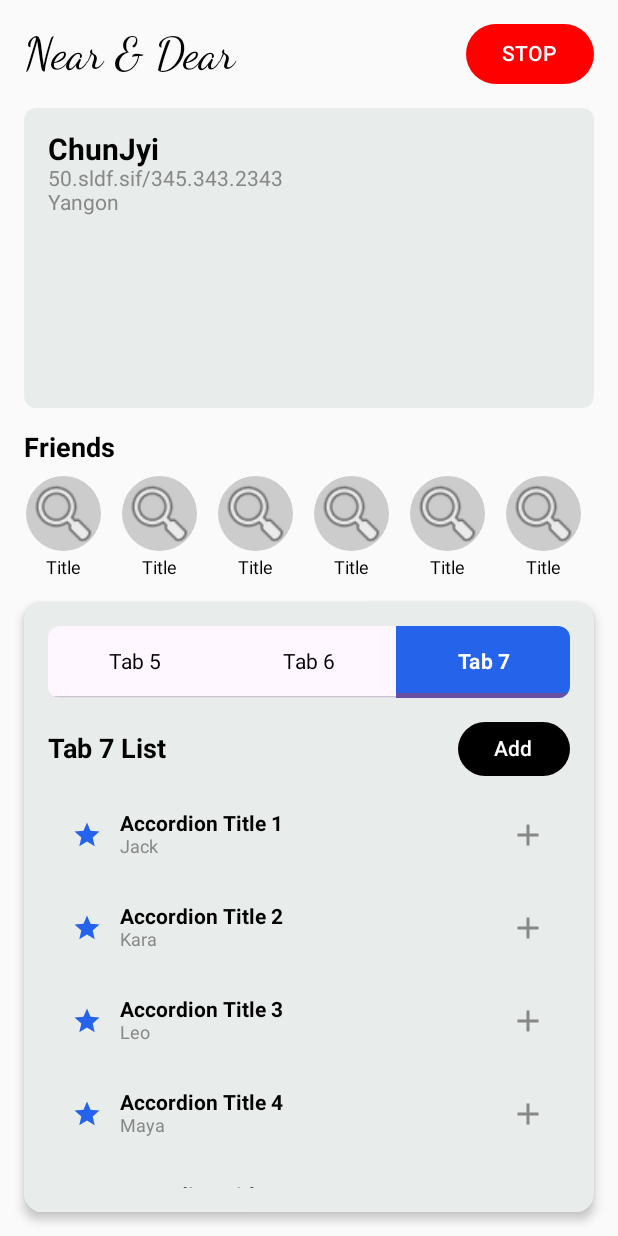
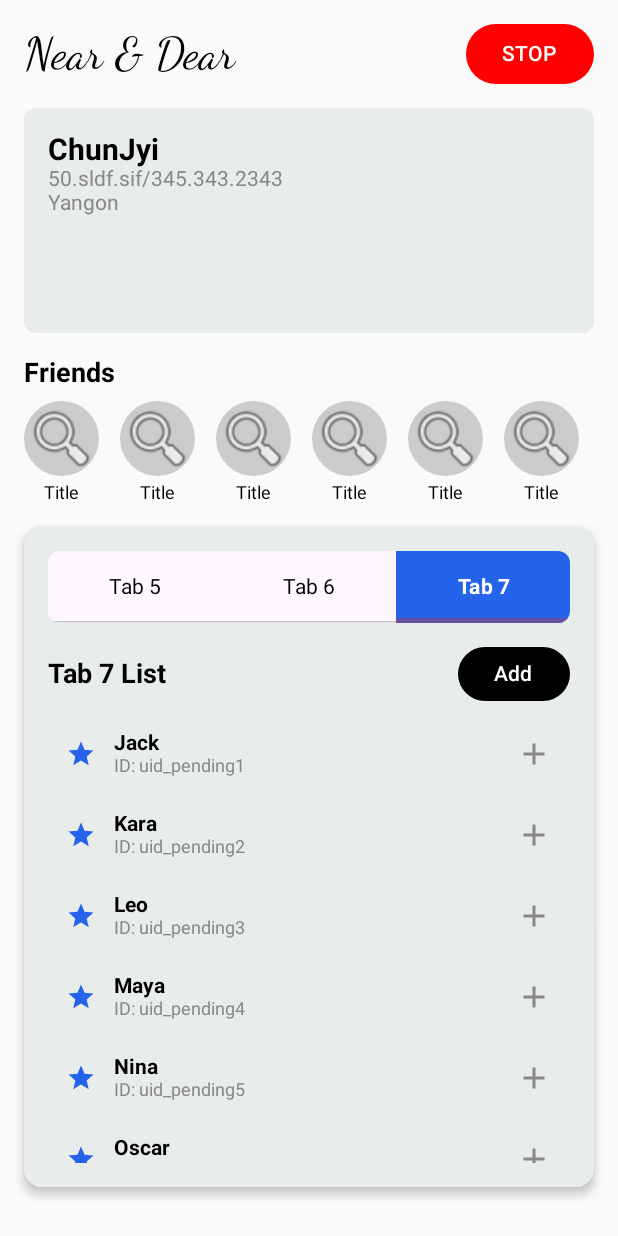
Before and after one commit to chunJyi/NearAndDear_Kotlin_V1, an Android app built with Jetpack Compose: the screen it shows after launch (MainActivity), tab 3 chosen, on a phone screen of 412 x 824 dp. Run offline under Robolectric (Android 15) with nearby library versions, the light colour scheme and no system bars; libraries missing offline, so code that uses them is left out: io.github.jan.supabase; 1 statement that could not run was skipped.

Commit message:
UI Improvement ( friend tab )

```diff
--- a/app/src/main/java/com/tc/nearanddear/ui/screens/HomeScreen.kt
+++ b/app/src/main/java/com/tc/nearanddear/ui/screens/HomeScreen.kt
@@ -2,8 +2,6 @@ package com.tc.nearanddear.ui.screens
 
 import androidx.compose.foundation.*
 import androidx.compose.foundation.layout.*
-import androidx.compose.foundation.lazy.LazyColumn
-import androidx.compose.foundation.lazy.itemsIndexed
 import androidx.compose.foundation.shape.CircleShape
 import androidx.compose.foundation.shape.RoundedCornerShape
 import androidx.compose.material.icons.Icons
@@ -11,7 +9,6 @@ import androidx.compose.material.icons.filled.*
 import androidx.compose.material3.*
 import androidx.compose.runtime.*
 import androidx.compose.ui.*
-import androidx.compose.ui.Modifier
 import androidx.compose.ui.draw.clip
 import androidx.compose.ui.graphics.Color
 import androidx.compose.ui.res.painterResource
@@ -26,7 +23,7 @@ import com.tc.nearanddear.model.State
 @Composable
 fun HomeScreen() {
     val selectedTab = remember { mutableStateOf(0) }
-    val tabItems = listOf("Tab 5", "Tab 6", "Tab 7") // Updated to match the image
+    val tabItems = listOf("Tab 5", "Tab 6", "Tab 7")
 
     Column(
         modifier = Modifier
@@ -43,8 +40,7 @@ fun HomeScreen() {
 
         Card(
             modifier = Modifier
-                .fillMaxWidth()
-                .weight(1f),
+                .fillMaxWidth(),
             shape = RoundedCornerShape(12.dp),
             colors = CardDefaults.cardColors(containerColor = Color(0xFFE8ECEB)),
             elevation = CardDefaults.cardElevation(4.dp)
@@ -58,16 +54,15 @@ fun HomeScreen() {
                 Spacer(modifier = Modifier.height(16.dp))
                 FriendListHeader(tabItems[selectedTab.value])
                 Spacer(modifier = Modifier.height(8.dp))
-                Box(modifier = Modifier.fillMaxSize()) {
+                FriendList(
                     when (selectedTab.value) {
-                        0 -> FriendList(loginUser.friendList.filter { it.state == State.FRIEND })
-                        1 -> FriendList(loginUser.friendList.filter { it.state == State.REQUEST })
-                        2 -> FriendList(loginUser.friendList.filter { it.state == State.PENDING })
+                        0 -> loginUser.friendList.filter { it.state == State.FRIEND }
+                        1 -> loginUser.friendList.filter { it.state == State.REQUEST }
+                        else -> loginUser.friendList.filter { it.state == State.PENDING }
                     }
-                }
+                )
             }
         }
-
     }
 }
 
@@ -85,7 +80,7 @@ fun Header() {
             fontFamily = FontFamily.Cursive
         )
         Button(
-            onClick = { /* Handle STOP */ },
+            onClick = { },
             colors = ButtonDefaults.buttonColors(
                 containerColor = Color.Red,
                 contentColor = Color.White
@@ -100,7 +95,7 @@ fun Header() {
 @Composable
 fun UserProfile() {
     Card(
-        modifier = Modifier.fillMaxWidth().height(200.dp),
+        modifier = Modifier.fillMaxWidth().height(150.dp),
         shape = RoundedCornerShape(8.dp),
         colors = CardDefaults.cardColors(containerColor = Color(0xFFE8ECEB))
     ) {
@@ -114,14 +109,13 @@ fun UserProfile() {
 
 @Composable
 fun FriendsStoryRow() {
+    Text("Friends", fontSize = 18.sp, fontWeight = FontWeight.Bold)
     Column(modifier = Modifier.fillMaxWidth()) {
-        Text("Friends", fontSize = 18.sp, fontWeight = FontWeight.Bold)
         Spacer(modifier = Modifier.height(8.dp))
         Row(
             modifier = Modifier
                 .horizontalScroll(rememberScrollState())
                 .fillMaxWidth()
-                .padding(horizontal = 1.dp)
         ) {
             repeat(6) {
                 Column(
@@ -160,13 +154,9 @@ fun FriendsTabs(tabs: List<String>, selectedTab: Int, onTabSelected: (Int) -> Un
             Tab(
                 selected = selectedTab == index,
                 onClick = { onTabSelected(index) },
-                modifier = if (selectedTab == index) {
-                    Modifier
-                        .background(Color(0xFF2563EB))
-                        .clip(RoundedCornerShape(8.dp))
-                } else {
-                    Modifier
-                },
+                modifier = Modifier.background(
+                    if (selectedTab == index) Color(0xFF2563EB) else Color.Transparent
+                ).clip(RoundedCornerShape(8.dp)),
                 text = {
                     Text(
                         title,
@@ -188,7 +178,7 @@ fun FriendListHeader(title: String) {
     ) {
         Text("$title List", fontSize = 18.sp, fontWeight = FontWeight.Bold)
         Button(
-            onClick = { /* Add action */ },
+            onClick = { },
             colors = ButtonDefaults.buttonColors(
                 containerColor = Color.Black,
                 contentColor = Color.White
@@ -204,14 +194,19 @@ fun FriendListHeader(title: String) {
 fun FriendList(friends: List<FriendModel>) {
     var expandedIndex by remember { mutableStateOf(-1) }
 
-    LazyColumn {
-        itemsIndexed(friends) { index, item ->
+    Column(
+        modifier = Modifier
+            .fillMaxWidth()
+            .heightIn(min = 100.dp, max = 300.dp)
+            .verticalScroll(rememberScrollState())
+    ) {
+        friends.forEachIndexed { index, item ->
             val isExpanded = expandedIndex == index
             Column(
                 modifier = Modifier
                     .fillMaxWidth()
                     .clickable { expandedIndex = if (isExpanded) -1 else index }
-                    .padding(16.dp)
+                    .padding(12.dp)
             ) {
                 Row(verticalAlignment = Alignment.CenterVertically) {
                     Icon(
@@ -223,20 +218,17 @@ fun FriendList(friends: List<FriendModel>) {
                         },
                         contentDescription = null,
                         tint = when (item.state) {
-                            State.FRIEND -> Color(0xFFF44336) // Red heart
-                            State.REQUEST -> Color(0xFFFFA000) // Yellow star
-                            State.PENDING -> Color(0xFF2563EB) // Blue circle
+                            State.FRIEND -> Color(0xFFF44336)
+                            State.REQUEST -> Color(0xFFFFA000)
+                            State.PENDING -> Color(0xFF2563EB)
                             else -> Color.Gray
                         },
                         modifier = Modifier.size(20.dp)
                     )
                     Spacer(modifier = Modifier.width(12.dp))
                     Column(modifier = Modifier.weight(1f)) {
-                        Text(
-                            "Accordion Title ${index + 1}",
-                            fontWeight = FontWeight.Bold
-                        ) // Matches image
-                        Text(item.userName, fontSize = 12.sp, color = Color.Gray)
+                        Text("${item.userName}", fontWeight = FontWeight.Bold)
+                        Text("ID: ${item.userID}", fontSize = 12.sp, color = Color.Gray)
                     }
                     Icon(
                         imageVector = if (isExpanded) Icons.Default.ArrowDropDown else Icons.Default.Add,
@@ -259,20 +251,15 @@ fun FriendList(friends: List<FriendModel>) {
 }
 
 val friendDetailsList = listOf(
-    // FRIENDS (5)
     FriendModel("uid_friend1", "Alice", State.FRIEND),
     FriendModel("uid_friend2", "Bob", State.FRIEND),
     FriendModel("uid_friend3", "Charlie", State.FRIEND),
     FriendModel("uid_friend4", "Diana", State.FRIEND),
     FriendModel("uid_friend5", "Ethan", State.FRIEND),
-
-    // REQUESTS (4)
     FriendModel("uid_request1", "Fiona", State.REQUEST),
     FriendModel("uid_request2", "George", State.REQUEST),
     FriendModel("uid_request3", "Hannah", State.REQUEST),
     FriendModel("uid_request4", "Ivan", State.REQUEST),
-
-    // PENDING (10)
     FriendModel("uid_pending1", "Jack", State.PENDING),
     FriendModel("uid_pending2", "Kara", State.PENDING),
     FriendModel("uid_pending3", "Leo", State.PENDING),
```
